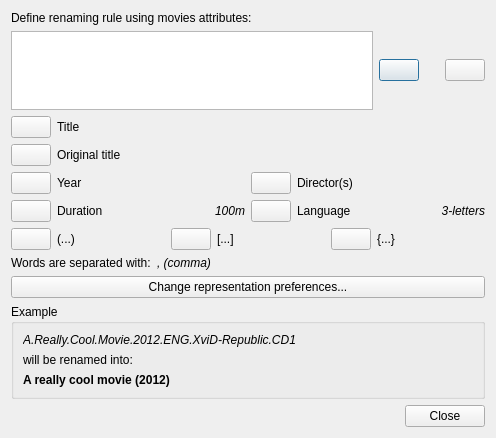
This is src/ui/renaming_rule_dialog.ui in albemala/almoviesrenamer as Qt 5 draws it before an edit. The edited form follows.
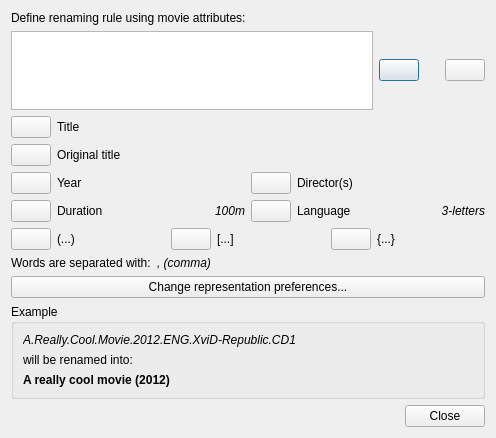
This is the edited form. Icons and pictures are not drawn.

Patch:
```diff
--- a/src/ui/renaming_rule_dialog.ui
+++ b/src/ui/renaming_rule_dialog.ui
@@ -21,7 +21,7 @@
    <item>
     <widget class="QLabel" name="label_9">
      <property name="text">
-      <string>Define renaming rule using movies attributes:</string>
+      <string>Define renaming rule using movie attributes:</string>
      </property>
     </widget>
    </item>
```
